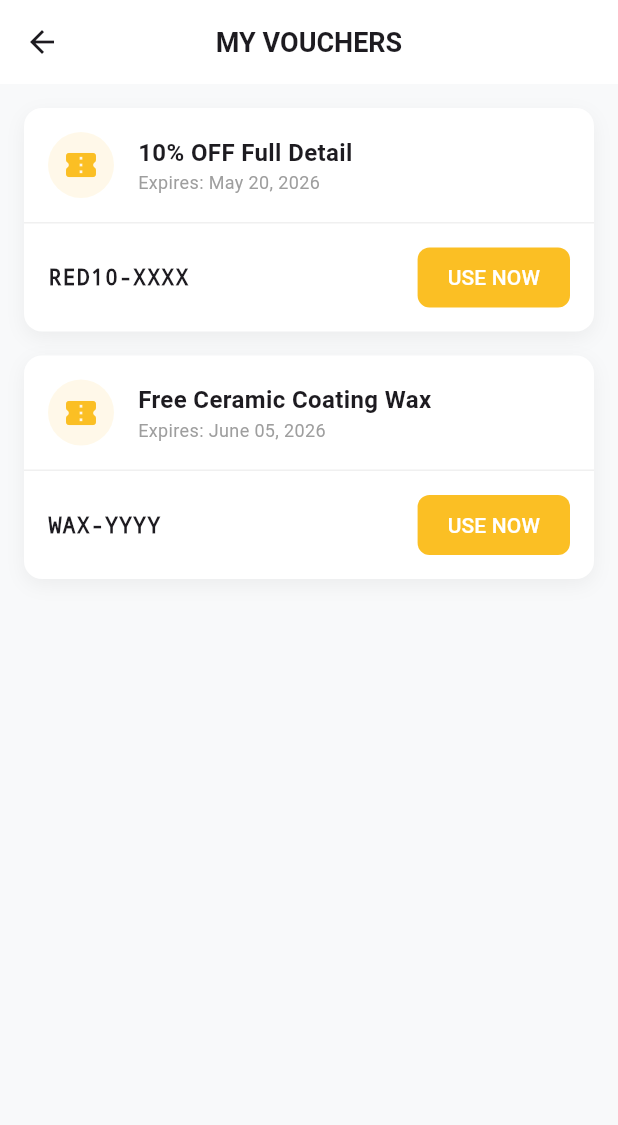
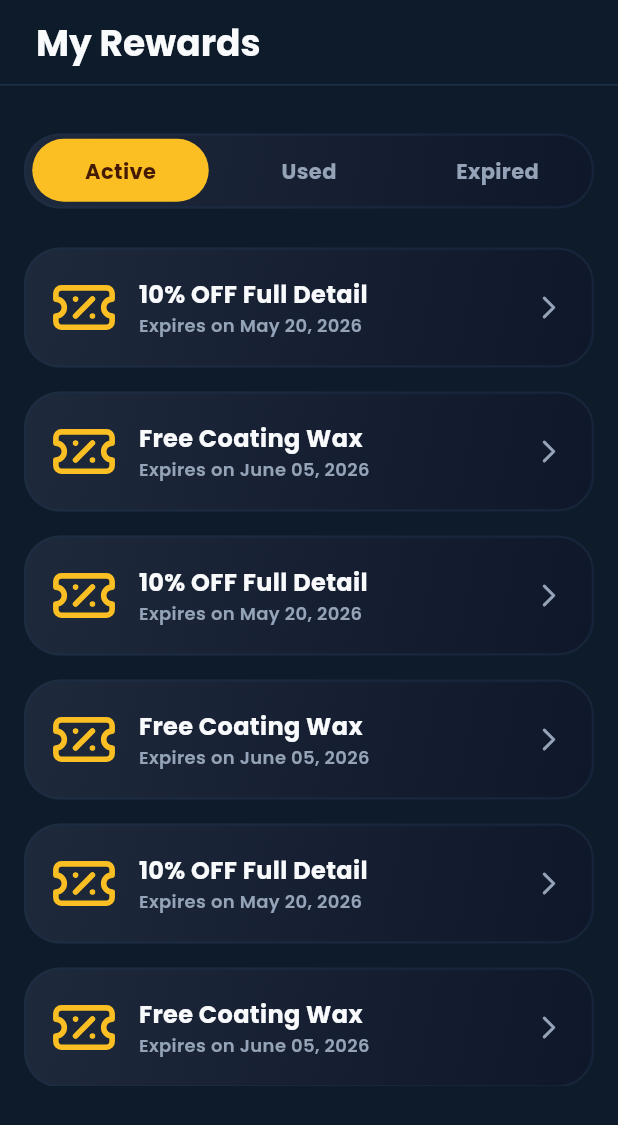
Before and after one commit to emonterozo/city-cipher, a Flutter app: the RewardsTab screen opened directly, on a phone screen of 412 x 824 dp. Shown: the top 1125 px of the screen. Run offline on Flutter 3.47's test engine with Material 3 defaults, Android fonts, the phone set to English and light mode, and no system bars; our stand-ins replace lucide_icons_flutter; network calls fail.

Commit message:
feat: revamp rewards tab

```diff
--- a/lib/rewards_tab.dart
+++ b/lib/rewards_tab.dart
@@ -1,108 +1,299 @@
 import 'package:flutter/material.dart';
+import 'package:lucide_icons_flutter/lucide_icons.dart';
 import 'core/theme.dart';
+import 'core/app_typography.dart';
 
-class RewardsTab extends StatelessWidget {
+class RewardsTab extends StatefulWidget {
   const RewardsTab({super.key});
 
   @override
+  State<RewardsTab> createState() => _RewardsTabState();
+}
+
+class _RewardsTabState extends State<RewardsTab> {
+  int _selectedSegment = 0; // 0: Active, 1: Used, 2: Expired
+
+  // Mock data partitioned by status
+  final Map<int, List<Map<String, String>>> _voucherData = {
+    0: [
+      {
+        "title": "10% OFF Full Detail",
+        "code": "RED10-XXXX",
+        "expiry": "Expires on May 20, 2026",
+      },
+      {
+        "title": "Free Coating Wax",
+        "code": "WAX-YYYY",
+        "expiry": "Expires on June 05, 2026",
+      },
+       {
+        "title": "10% OFF Full Detail",
+        "code": "RED10-XXXX",
+        "expiry": "Expires on May 20, 2026",
+      },
+      {
+        "title": "Free Coating Wax",
+        "code": "WAX-YYYY",
+        "expiry": "Expires on June 05, 2026",
+      },
+       {
+        "title": "10% OFF Full Detail",
+        "code": "RED10-XXXX",
+        "expiry": "Expires on May 20, 2026",
+      },
+      {
+        "title": "Free Coating Wax",
+        "code": "WAX-YYYY",
+        "expiry": "Expires on June 05, 2026",
+      },
+       {
+        "title": "10% OFF Full Detail",
+        "code": "RED10-XXXX",
+        "expiry": "Expires on May 20, 2026",
+      },
+      {
+        "title": "Free Coating Wax",
+        "code": "WAX-YYYY",
+        "expiry": "Expires on June 05, 2026",
+      },
+    ],
+    1: [
+      {
+        "title": "Interior Deep Clean",
+        "code": "DONE-123",
+        "expiry": "Used onApril 01, 2026",
+      },
+    ],
+    2: [], // Empty state example
+  };
+
+  @override
   Widget build(BuildContext context) {
-    // Mock data for purchased vouchers
-    final List<Map<String, String>> myVouchers = [
-      {"title": "10% OFF Full Detail", "code": "RED10-XXXX", "expiry": "May 20, 2026"},
-      {"title": "Free Ceramic Coating Wax", "code": "WAX-YYYY", "expiry": "June 05, 2026"},
-    ];
+    final currentVouchers = _voucherData[_selectedSegment] ?? [];
 
     return Scaffold(
-      backgroundColor: const Color(0xFFF8F9FA),
+      backgroundColor: CityCipherTheme.background,
       appBar: AppBar(
-        title: const Text("MY VOUCHERS", style: TextStyle(fontWeight: FontWeight.bold, fontSize: 18)),
-        centerTitle: true,
-        backgroundColor: Colors.white,
+        automaticallyImplyLeading: false,
+        titleSpacing: 0,
+        title: Padding(
+          padding: const EdgeInsets.symmetric(horizontal: 24, vertical: 16),
+          child: Row(
+            children: [Text("My Rewards", style: AppTypography.titleLarge)],
+          ),
+        ),
+        backgroundColor: CityCipherTheme.background,
+        surfaceTintColor: Colors.transparent,
         elevation: 0,
+        bottom: PreferredSize(
+          preferredSize: const Size.fromHeight(1),
+          child: Container(
+            color: CityCipherTheme.border,
+            height: 1,
+            width: double.infinity,
           ),
-      body: myVouchers.isEmpty
-        ? _buildEmptyState()
+        ),
+      ),
+      body: Column(
+        children: [
+          SizedBox(height: 12),
+          Padding(
+            padding: const EdgeInsets.fromLTRB(16, 20, 16, 10),
+            child: RewardSegmentedControl(
+              selectedIndex: _selectedSegment,
+              onChanged: (index) {
+                setState(() => _selectedSegment = index);
+              },
+            ),
+          ),
+          // List Content
+          Expanded(
+            child: currentVouchers.isEmpty
+                ? _emptyState()
                 : ListView.builder(
                     padding: const EdgeInsets.all(16),
-            itemCount: myVouchers.length,
+                    itemCount: currentVouchers.length,
                     itemBuilder: (context, index) {
-              return _buildVoucherCard(myVouchers[index]);
+                      return _voucherCard(currentVouchers[index]);
                     },
+                  ),
+          ),
+          const SizedBox(height: 100),
+        ],
       ),
     );
   }
 
-  Widget _buildVoucherCard(Map<String, String> voucher) {
+  Widget _voucherCard(Map<String, String> voucher) {
     return Container(
       margin: const EdgeInsets.only(bottom: 16),
       decoration: BoxDecoration(
-        color: Colors.white,
-        borderRadius: BorderRadius.circular(12),
-        boxShadow: [
-          BoxShadow(color: Colors.black.withOpacity(0.05), blurRadius: 10, offset: const Offset(0, 4)),
-        ],
+        gradient: const LinearGradient(
+          begin: Alignment.topLeft,
+          end: Alignment.bottomRight,
+          colors: [Color(0xFF1E293B), Color(0xFF0F172A)],
         ),
-      child: Column(
-        children: [
-          Padding(
+        borderRadius: BorderRadius.circular(24),
+        border: Border.all(
+          color: CityCipherTheme.border.withValues(alpha: 0.5),
+          width: 1.5,
+        ),
+      ),
+      child: Padding(
         padding: const EdgeInsets.all(16),
         child: Row(
           children: [
-                Container(
-                  padding: const EdgeInsets.all(10),
-                  decoration: BoxDecoration(color: CityCipherTheme.primary.withOpacity(0.1), shape: BoxShape.circle),
-                  child: const Icon(Icons.confirmation_number_rounded, color: CityCipherTheme.primary),
+            Icon(
+              LucideIcons.ticketPercent,
+              size: 45,
+              color: CityCipherTheme.primary,
             ),
-                const SizedBox(width: 16),
+            SizedBox(width: 14),
             Expanded(
               child: Column(
                 crossAxisAlignment: CrossAxisAlignment.start,
                 children: [
-                      Text(voucher['title']!, style: const TextStyle(fontWeight: FontWeight.bold, fontSize: 16)),
-                      Text("Expires: ${voucher['expiry']}", style: const TextStyle(color: Colors.grey, fontSize: 12)),
-                    ],
+                  Text(
+                    voucher["title"] ?? "",
+                    style: TextStyle(
+                      color: CityCipherTheme.foreground,
+                      fontWeight: FontWeight.bold,
+                      fontSize: 16,
+                      fontFamily: "Poppins",
+                    ),
+                    maxLines: 2,
+                    overflow: TextOverflow.ellipsis,
+                  ),
+                  Text(
+                    voucher["expiry"] ?? "",
+                    style: TextStyle(
+                      color: CityCipherTheme.mutedForeground,
+                      fontWeight: FontWeight.w600,
+                      fontSize: 12,
+                      fontFamily: "Poppins",
                     ),
                   ),
                 ],
               ),
             ),
-          const Divider(height: 1, color: Color(0xFFF0F0F0)),
-          Padding(
-            padding: const EdgeInsets.symmetric(horizontal: 16, vertical: 12),
-            child: Row(
-              mainAxisAlignment: MainAxisAlignment.spaceBetween,
-              children: [
-                Text(voucher['code']!, style: const TextStyle(fontFamily: 'monospace', fontWeight: FontWeight.bold, letterSpacing: 1)),
-                ElevatedButton(
-                  onPressed: () { /* Show QR or Code logic */ },
-                  style: ElevatedButton.styleFrom(
-                    backgroundColor: CityCipherTheme.primary,
-                    foregroundColor: Colors.white,
-                    elevation: 0,
-                    padding: const EdgeInsets.symmetric(horizontal: 20),
-                    shape: RoundedRectangleBorder(borderRadius: BorderRadius.circular(8)),
-                  ),
-                  child: const Text("USE NOW"),
+            Icon(
+              LucideIcons.chevronRight,
+              size: 25,
+              color: CityCipherTheme.mutedForeground,
             ),
           ],
+        ),
+      ),
+    );
+  }
+
+  Widget _emptyState() {
+    return Center(
+      child: Column(
+        mainAxisAlignment: MainAxisAlignment.center,
+        children: [
+          Icon(
+            LucideIcons.packageOpen,
+            size: 70,
+            color: CityCipherTheme.mutedForeground.withValues(alpha: 0.5),
+          ),
+          const SizedBox(height: 16),
+          Text(
+            "Nothing here yet",
+            style: TextStyle(
+              fontFamily: "Poppins",
+              color: CityCipherTheme.mutedForeground.withValues(alpha: 0.5),
+              fontWeight: FontWeight.bold,
+              fontSize: 16,
             ),
           ),
         ],
       ),
     );
   }
+}
 
-  Widget _buildEmptyState() {
-    return Center(
-      child: Column(
-        mainAxisAlignment: MainAxisAlignment.center,
+class RewardSegmentedControl extends StatelessWidget {
+  final int selectedIndex;
+  final ValueChanged<int> onChanged;
+
+  const RewardSegmentedControl({
+    super.key,
+    required this.selectedIndex,
+    required this.onChanged,
+  });
+
+  @override
+  Widget build(BuildContext context) {
+    final List<String> tabs = ["Active", "Used", "Expired"];
+
+    return Container(
+      height: 50,
+      decoration: BoxDecoration(
+        gradient: const LinearGradient(
+          begin: Alignment.topLeft,
+          end: Alignment.bottomRight,
+          colors: [Color(0xFF1E293B), Color(0xFF0F172A)],
+        ),
+        borderRadius: BorderRadius.circular(24),
+        border: Border.all(
+          color: CityCipherTheme.border.withValues(alpha: 0.5),
+          width: 1.5,
+        ),
+      ),
+      child: LayoutBuilder(
+        builder: (context, constraints) {
+          double tabWidth = constraints.maxWidth / tabs.length;
+          return Stack(
             children: [
-          Icon(Icons.inventory_2_outlined, size: 80, color: Colors.grey.shade300),
-          const SizedBox(height: 16),
-          const Text("No vouchers yet", style: TextStyle(color: Colors.grey, fontSize: 16, fontWeight: FontWeight.bold)),
-          const SizedBox(height: 8),
-          const Text("Play levels and redeem points to see them here!", style: TextStyle(color: Colors.grey, fontSize: 12)),
+              // Animated Background Pill
+              AnimatedPositioned(
+                duration: const Duration(milliseconds: 250),
+                curve: Curves.easeOutCubic,
+                left: selectedIndex * tabWidth,
+                width: tabWidth,
+                height: 50,
+                child: Container(
+                  margin: const EdgeInsets.only(
+                    top: 2,
+                    left: 4,
+                    right: 4,
+                    bottom: 6,
+                  ),
+                  decoration: BoxDecoration(
+                    color: CityCipherTheme.primary,
+                    borderRadius: BorderRadius.circular(21),
+                  ),
+                ),
+              ),
+              // Tab Labels
+              Row(
+                children: List.generate(tabs.length, (index) {
+                  bool isSelected = selectedIndex == index;
+                  return Expanded(
+                    child: GestureDetector(
+                      onTap: () => onChanged(index),
+                      behavior: HitTestBehavior.opaque,
+                      child: Center(
+                        child: Text(
+                          tabs[index],
+                          style: TextStyle(
+                            fontFamily: "Poppins",
+                            color: isSelected
+                                ? CityCipherTheme.primaryForeground
+                                : CityCipherTheme.mutedForeground,
+                            fontWeight: FontWeight.w700,
+                            fontSize: 14,
+                          ),
+                        ),
+                      ),
+                    ),
+                  );
+                }),
+              ),
             ],
+          );
+        },
       ),
     );
   }
```
Lines whose indentation alone changed are shown as unchanged.
